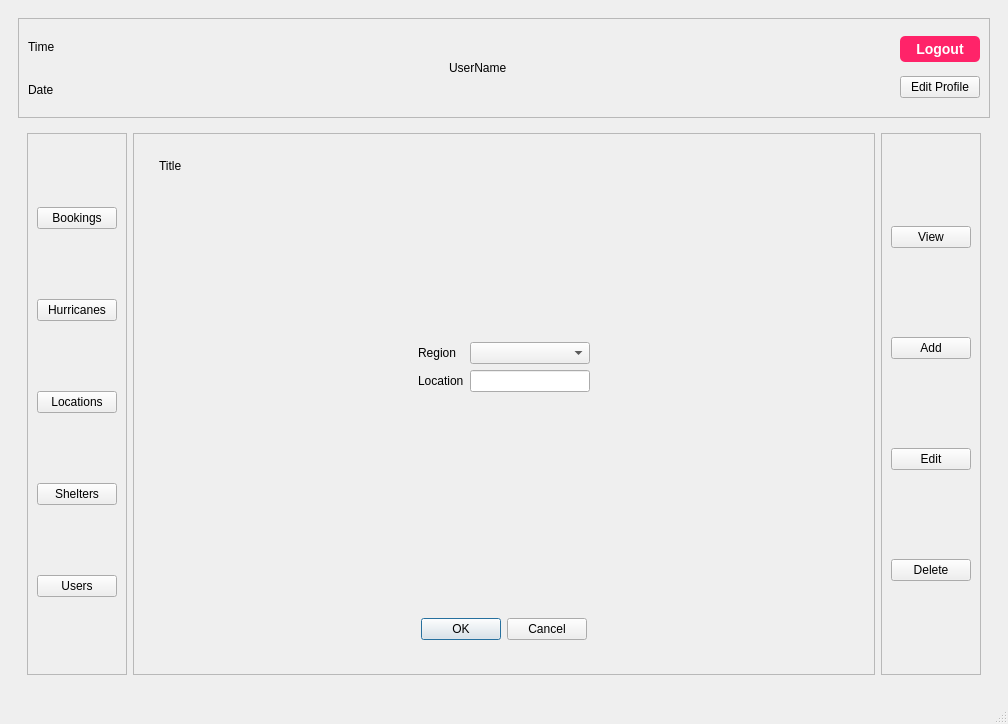
Old version of the form mainwindow.ui in the repository NOTYETQ/HS.
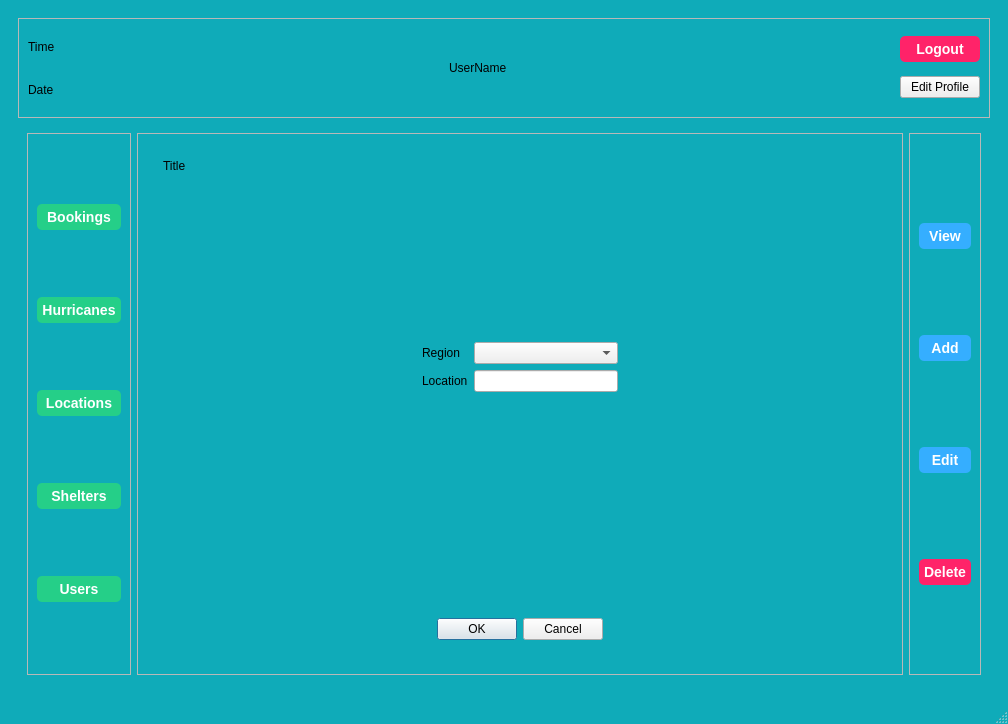
New version of the form. The open tabs and pages were chosen to show the change.

```diff
--- a/mainwindow.ui
+++ b/mainwindow.ui
@@ -13,6 +13,11 @@
   <property name="windowTitle">
    <string>MainWindow</string>
   </property>
+  <property name="styleSheet">
+   <string notr="true">#MainWindow{
+	background-color: rgb(15, 171, 185);
+}</string>
+  </property>
   <widget class="QWidget" name="centralwidget">
    <layout class="QVBoxLayout" name="verticalLayout">
     <item>
@@ -501,6 +506,21 @@
               <layout class="QVBoxLayout" name="verticalLayout_11">
                <item>
                 <widget class="QPushButton" name="PB_Workers_Screen_Bookings">
+                 <property name="styleSheet">
+                  <string notr="true">#PB_Workers_Screen_Bookings{
+background-color: rgb(37, 207, 136);
+	font-family: &quot;Arial&quot;;
+    font-size: 14px;
+    font-weight: bold;
+    color: white;
+border-radius: 5px;
+ padding: 5px;
+}
+
+#PB_Workers_Screen_Bookings:hover {
+    	background-color: rgb(21, 171, 114);
+}</string>
+                 </property>
                  <property name="text">
                   <string>Bookings</string>
                  </property>
@@ -508,6 +528,21 @@
                </item>
                <item>
                 <widget class="QPushButton" name="PB_Workers_Screen_Hurricanes">
+                 <property name="styleSheet">
+                  <string notr="true">#PB_Workers_Screen_Hurricanes{
+background-color: rgb(37, 207, 136);
+	font-family: &quot;Arial&quot;;
+    font-size: 14px;
+    font-weight: bold;
+    color: white;
+border-radius: 5px;
+ padding: 5px;
+}
+
+#PB_Workers_Screen_Hurricanes:hover {
+    	background-color: rgb(21, 171, 114);
+}</string>
+                 </property>
                  <property name="text">
                   <string>Hurricanes</string>
                  </property>
@@ -515,6 +550,21 @@
                </item>
                <item>
                 <widget class="QPushButton" name="PB_Workers_Screen_Location">
+                 <property name="styleSheet">
+                  <string notr="true">#PB_Workers_Screen_Location{
+background-color: rgb(37, 207, 136);
+	font-family: &quot;Arial&quot;;
+    font-size: 14px;
+    font-weight: bold;
+    color: white;
+border-radius: 5px;
+ padding: 5px;
+}
+
+#PB_Workers_Screen_Location:hover {
+    	background-color: rgb(21, 171, 114);
+}</string>
+                 </property>
                  <property name="text">
                   <string>Locations</string>
                  </property>
@@ -522,6 +572,21 @@
                </item>
                <item>
                 <widget class="QPushButton" name="PB_Workers_Screen_Shelters">
+                 <property name="styleSheet">
+                  <string notr="true">#PB_Workers_Screen_Shelters{
+background-color: rgb(37, 207, 136);
+	font-family: &quot;Arial&quot;;
+    font-size: 14px;
+    font-weight: bold;
+    color: white;
+border-radius: 5px;
+ padding: 5px;
+}
+
+#PB_Workers_Screen_Shelters:hover {
+    	background-color: rgb(21, 171, 114);
+}</string>
+                 </property>
                  <property name="text">
                   <string>Shelters</string>
                  </property>
@@ -529,6 +594,21 @@
                </item>
                <item>
                 <widget class="QPushButton" name="PB_Workers_Screen_Users">
+                 <property name="styleSheet">
+                  <string notr="true">#PB_Workers_Screen_Users{
+background-color: rgb(37, 207, 136);
+	font-family: &quot;Arial&quot;;
+    font-size: 14px;
+    font-weight: bold;
+    color: white;
+border-radius: 5px;
+ padding: 5px;
+}
+
+#PB_Workers_Screen_Users:hover {
+    	background-color: rgb(21, 171, 114);
+}</string>
+                 </property>
                  <property name="text">
                   <string>Users</string>
                  </property>
@@ -1157,6 +1237,22 @@
               <layout class="QVBoxLayout" name="verticalLayout_12">
                <item>
                 <widget class="QPushButton" name="PB_Workers_View">
+                 <property name="styleSheet">
+                  <string notr="true">#PB_Workers_View{
+background-color: rgb(53, 174, 255);
+	font-family: &quot;Arial&quot;;
+    font-size: 14px;
+    font-weight: bold;
+    color: white;
+border-radius: 5px;
+ padding: 5px;
+}
+
+#PB_Workers_View:hover {
+    background-color: rgb(255, 7, 40); 
+}
+</string>
+                 </property>
                  <property name="text">
                   <string>View</string>
                  </property>
@@ -1164,6 +1260,22 @@
                </item>
                <item>
                 <widget class="QPushButton" name="PB_Workers_Add">
+                 <property name="styleSheet">
+                  <string notr="true">#PB_Workers_Add{
+background-color: rgb(53, 174, 255);
+    font-family: &quot;Arial&quot;;
+    font-size: 14px;
+    font-weight: bold;
+    color: white;
+border-radius: 5px;
+ padding: 5px;
+
+}
+
+#PB_Workers_Add:hover {
+  background-color: rgb(28, 89, 255); 
+}</string>
+                 </property>
                  <property name="text">
                   <string>Add</string>
                  </property>
@@ -1171,6 +1283,22 @@
                </item>
                <item>
                 <widget class="QPushButton" name="PB_Workers_Edit">
+                 <property name="styleSheet">
+                  <string notr="true">#PB_Workers_Edit{
+background-color: rgb(53, 174, 255);
+    font-family: &quot;Arial&quot;;
+    font-size: 14px;
+    font-weight: bold;
+    color: white;
+border-radius: 5px;
+ padding: 5px;
+
+}
+
+#PB_Workers_Edit:hover {
+  background-color: rgb(28, 89, 255); 
+}</string>
+                 </property>
                  <property name="text">
                   <string>Edit</string>
                  </property>
@@ -1178,6 +1306,21 @@
                </item>
                <item>
                 <widget class="QPushButton" name="PB_Workers_Delete">
+                 <property name="styleSheet">
+                  <string notr="true">#PB_Workers_Delete{
+background-color: rgb(255, 35, 105);
+	font-family: &quot;Arial&quot;;
+    font-size: 14px;
+    font-weight: bold;
+    color: white;
+border-radius: 5px;
+ padding: 5px;
+}
+
+#PB_Workers_Delete:hover {
+    background-color: rgb(255, 7, 40); 
+}</string>
+                 </property>
                  <property name="text">
                   <string>Delete</string>
                  </property>
```
Left out of the diff: 16 changed lines with no effect on the pictures.
